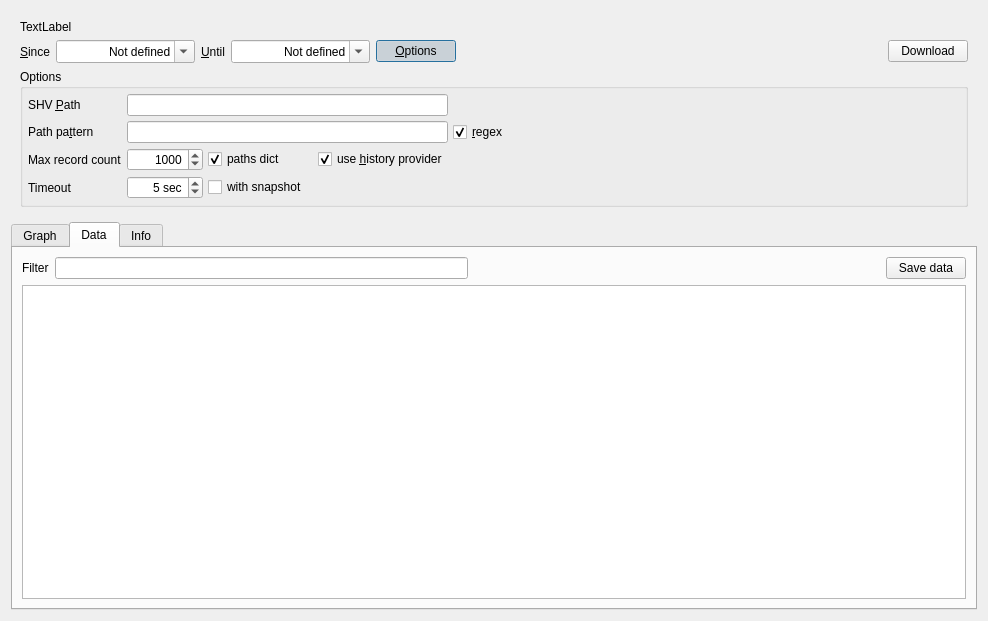
This is libshvvisu/src/logview/dlgloginspector.ui in syyyr/libshv as Qt 5 draws it before an edit. The edited form follows.
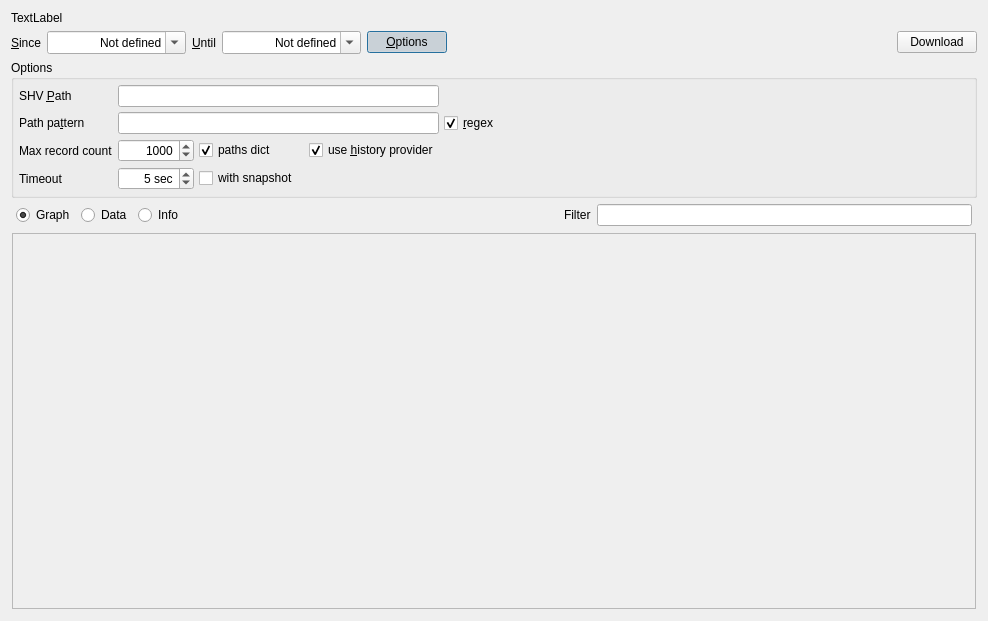
This is the edited form. The open tabs and pages were chosen to show the change. Custom widgets are drawn as their Qt base class.

Commit message: LogInspector: filter graph displayed channels

Diff of the .ui file:
```diff
--- a/libshvvisu/src/logview/dlgloginspector.ui
+++ b/libshvvisu/src/logview/dlgloginspector.ui
@@ -15,9 +15,6 @@
   </property>
   <layout class="QVBoxLayout" name="verticalLayout">
    <item>
-    <widget class="QFrame" name="frame">
-     <layout class="QVBoxLayout" name="verticalLayout_2">
-      <item>
        <widget class="QLabel" name="lblInfo">
         <property name="text">
          <string>TextLabel</string>
@@ -285,19 +282,103 @@
         </layout>
        </widget>
       </item>
-     </layout>
-    </widget>
-   </item>
    <item>
-    <widget class="QTabWidget" name="tabWidget">
-     <property name="currentIndex">
+    <widget class="QFrame" name="frame_2">
+     <property name="frameShape">
+      <enum>QFrame::NoFrame</enum>
+     </property>
+     <property name="frameShadow">
+      <enum>QFrame::Raised</enum>
+     </property>
+     <layout class="QHBoxLayout" name="horizontalLayout_3">
+      <property name="leftMargin">
+       <number>5</number>
+      </property>
+      <property name="topMargin">
       <number>0</number>
      </property>
-     <widget class="QWidget" name="tabGraph">
-      <attribute name="title">
+      <property name="rightMargin">
+       <number>5</number>
+      </property>
+      <property name="bottomMargin">
+       <number>0</number>
+      </property>
+      <item>
+       <widget class="QRadioButton" name="btTabGraph">
+        <property name="text">
        <string>Graph</string>
-      </attribute>
+        </property>
+        <property name="checked">
+         <bool>true</bool>
+        </property>
+       </widget>
+      </item>
+      <item>
+       <widget class="QRadioButton" name="btTabData">
+        <property name="text">
+         <string>Data</string>
+        </property>
+       </widget>
+      </item>
+      <item>
+       <widget class="QRadioButton" name="btTabInfo">
+        <property name="text">
+         <string>Info</string>
+        </property>
+       </widget>
+      </item>
+      <item>
+       <spacer name="horizontalSpacer_4">
+        <property name="orientation">
+         <enum>Qt::Horizontal</enum>
+        </property>
+        <property name="sizeHint" stdset="0">
+         <size>
+          <width>40</width>
+          <height>20</height>
+         </size>
+        </property>
+       </spacer>
+      </item>
+      <item>
+       <widget class="QLabel" name="label_5">
+        <property name="text">
+         <string>Filter</string>
+        </property>
+       </widget>
+      </item>
+      <item>
+       <widget class="QLineEdit" name="edDataFilter">
+        <property name="clearButtonEnabled">
+         <bool>true</bool>
+        </property>
+       </widget>
+      </item>
+     </layout>
+    </widget>
+   </item>
+   <item>
+    <widget class="QStackedWidget" name="stackedWidget">
+     <property name="currentIndex">
+      <number>0</number>
+     </property>
+     <widget class="QWidget" name="stackedWidgetPage1">
       <layout class="QVBoxLayout" name="verticalLayout_5">
+       <property name="spacing">
+        <number>1</number>
+       </property>
+       <property name="leftMargin">
+        <number>1</number>
+       </property>
+       <property name="topMargin">
+        <number>1</number>
+       </property>
+       <property name="rightMargin">
+        <number>1</number>
+       </property>
+       <property name="bottomMargin">
+        <number>1</number>
+       </property>
        <item>
         <widget class="shv::visu::timeline::GraphView" name="graphView">
          <property name="widgetResizable">
@@ -308,8 +389,8 @@
            <rect>
             <x>0</x>
             <y>0</y>
-            <width>930</width>
-            <height>218</height>
+            <width>958</width>
+            <height>270</height>
            </rect>
           </property>
          </widget>
@@ -317,27 +398,22 @@
        </item>
       </layout>
      </widget>
-     <widget class="QWidget" name="tabData">
-      <attribute name="title">
-       <string>Data</string>
-      </attribute>
+     <widget class="QWidget" name="stackedWidgetPage2">
       <layout class="QVBoxLayout" name="verticalLayout_4">
+       <property name="leftMargin">
+        <number>1</number>
+       </property>
+       <property name="topMargin">
+        <number>1</number>
+       </property>
+       <property name="rightMargin">
+        <number>1</number>
+       </property>
+       <property name="bottomMargin">
+        <number>1</number>
+       </property>
        <item>
         <layout class="QHBoxLayout" name="horizontalLayout_2">
-         <item>
-          <widget class="QLabel" name="label_5">
-           <property name="text">
-            <string>Filter</string>
-           </property>
-          </widget>
-         </item>
-         <item>
-          <widget class="QLineEdit" name="edFilter">
-           <property name="clearButtonEnabled">
-            <bool>true</bool>
-           </property>
-          </widget>
-         </item>
          <item>
           <spacer name="horizontalSpacer_3">
            <property name="orientation">
@@ -365,10 +441,7 @@
        </item>
       </layout>
      </widget>
-     <widget class="QWidget" name="tabInfo">
-      <attribute name="title">
-       <string>Info</string>
-      </attribute>
+     <widget class="QWidget" name="stackedWidgetPage3">
       <layout class="QVBoxLayout" name="verticalLayout_3">
        <item>
         <widget class="QPlainTextEdit" name="edInfo"/>
```
Left out of the diff: 15 changed lines with no effect on the pictures. Lines whose indentation alone changed are shown as unchanged. The commit also changes 6 other files.
